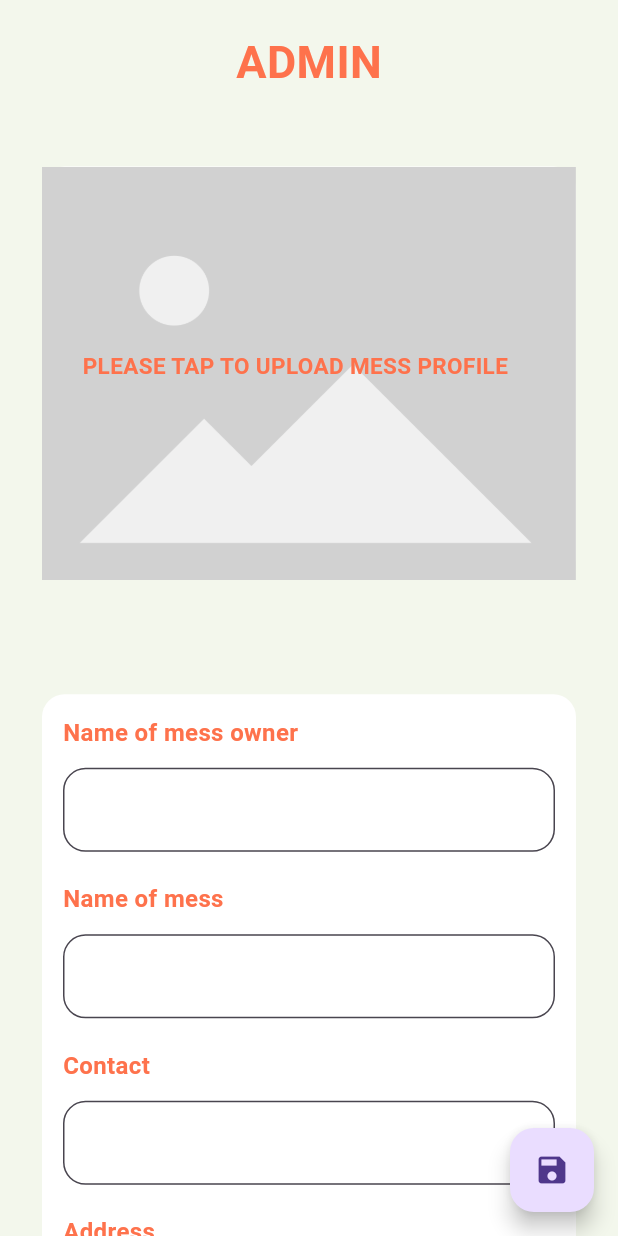
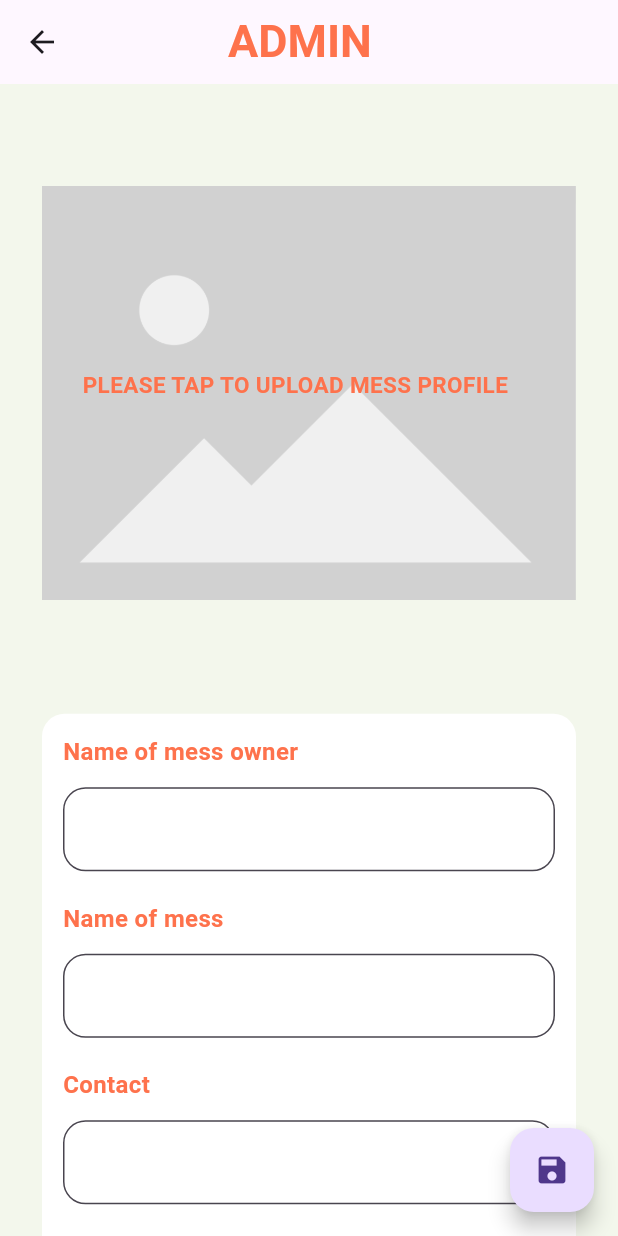
Before and after one commit to favas7/Mess-Hub, a Flutter app: the AdminProfileEdit screen opened directly, on a phone screen of 412 x 824 dp. Run offline on Flutter 3.47's test engine with Material 3 defaults, Android fonts, the phone set to English and light mode, and no system bars; our stand-ins replace cloud_firestore, convex_bottom_bar, firebase_auth, firebase_core, firebase_storage, fluttertoast and 3 more; accounts and stored records are empty; network calls fail.

Commit message:
admin home UI Updated

```diff
--- a/lib/presentation/admin/adminProfileEdit.dart
+++ b/lib/presentation/admin/adminProfileEdit.dart
@@ -130,15 +130,19 @@ void showSuccessMessage(BuildContext context, String message, {int duration = 2}
   );
 }
 
-// @override
-//   void initState() {
-//     super.initState();
-//     _messname.text = ;
-//   }
-
   @override
   Widget build(BuildContext context) {
     return Scaffold(
+      appBar: AppBar(
+        title: Padding(
+          padding: const EdgeInsets.only(left: 80),
+          child: Text('ADMIN',style: TextStyle(
+            fontSize: 30,
+            fontWeight: FontWeight.bold,
+            color: mainColor
+          ),),
+        ),
+      ),
       backgroundColor: adminBg,
       body: GestureDetector(
         onTap: (){
@@ -149,16 +153,7 @@ void showSuccessMessage(BuildContext context, String message, {int duration = 2}
                 child: Column(
                   children: [
                     const SizedBox(height: 20),
-                    const Center(
-                      child: Text(
-                        'ADMIN',
-                        style: TextStyle(
-                          fontSize: 30,
-                          fontWeight: FontWeight.bold,
-                          color: mainColor,
-                        ),
-                      ),
-                    ),
+
                     const SizedBox(height: 20),
                     Stack(
                       children: [
@@ -251,7 +246,7 @@ void showSuccessMessage(BuildContext context, String message, {int duration = 2}
                                   ),
                                   const SizedBox(height: 20),
                                   customTextField(
-                                    labelText: 'Address',
+                                    labelText: 'Place',
                                     controller: _adress,
                                   ),
                                 ],
--- a/pubspec.yaml
+++ b/pubspec.yaml
@@ -39,7 +39,7 @@ dependencies:
   flutter:
     sdk: flutter
   fluttertoast: ^8.2.5
-  google_fonts: null
+  google_fonts: ^6.2.1
   image_picker: 1.0.8
   lottie: ^3.1.2
   numberpicker: ^2.1.2
```
Also changed, not shown: lib/presentation/admin/adminEdit.dart (+3 -4 lines), lib/presentation/admin/adminHome.dart (+27 -16 lines), lib/presentation/admin/theme.dart (deleted, +0 -21 lines), pubspec.lock.
